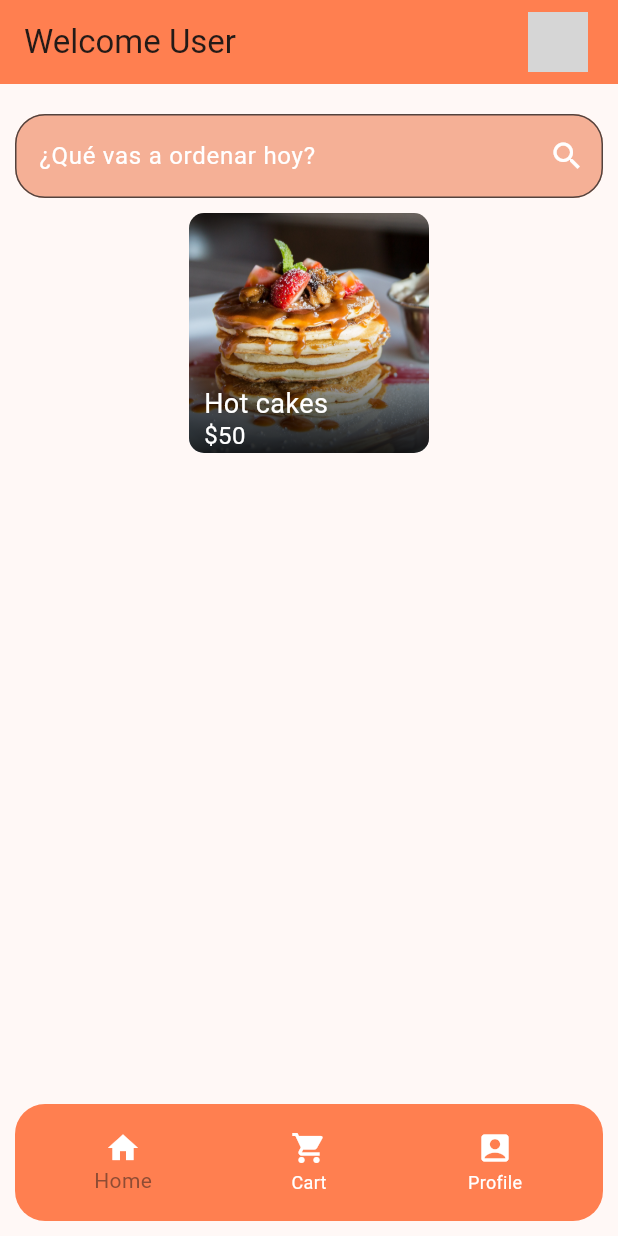
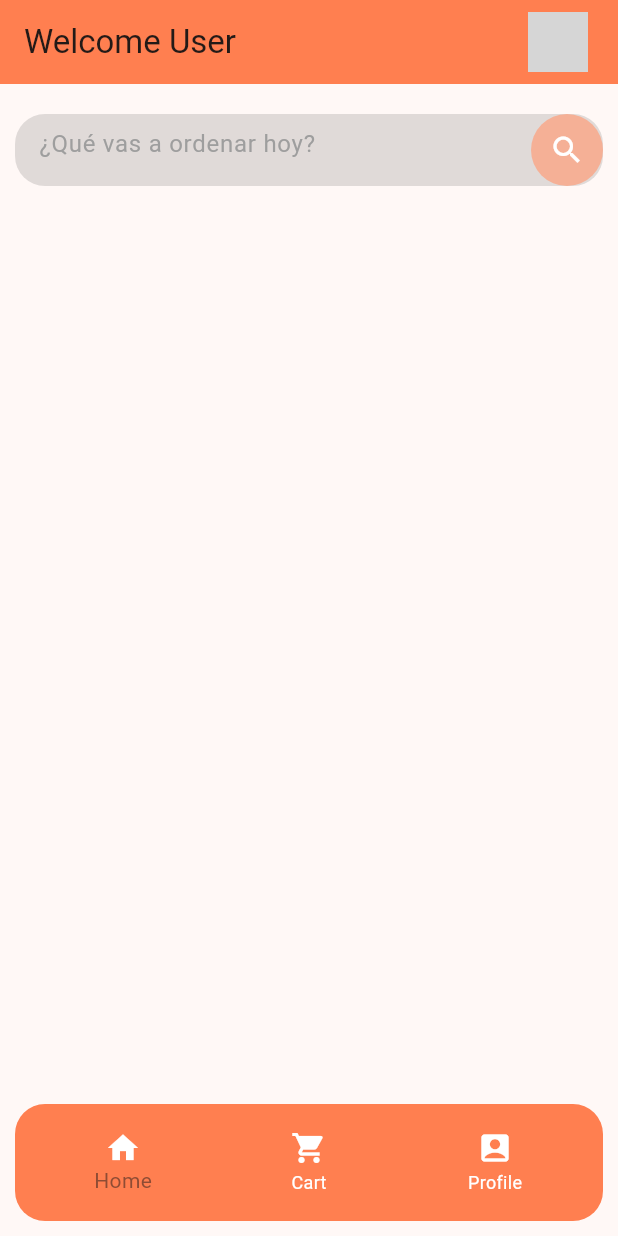
Before and after one commit to Alfred024/cafe_app_flutter, a Flutter app: the screen it shows after launch, on a phone screen of 412 x 824 dp. Run offline on Flutter 3.47's test engine with Material 2 defaults, Android fonts, the phone set to English and light mode, and no system bars; network calls fail; grey boxes are pictures that could not be loaded.

Commit message:
SearchBar modified

```diff
--- a/lib/screens/home_page.dart
+++ b/lib/screens/home_page.dart
@@ -13,14 +13,14 @@ class HomePage extends StatelessWidget {
 
   @override
   Widget build(BuildContext context) {
-    final foodDataProvider = context.watch<FoodDataProvider>();
-    final foodCardsList = foodDataProvider.foodCardsList;
+    //final foodDataProvider = context.watch<FoodDataProvider>();
+    //final foodCardsList = foodDataProvider.foodCardsList;
 
     return Container(
       padding: const EdgeInsets.only(left: 10, right: 10, top: 20, bottom: 15),
-      child: Column(mainAxisSize: MainAxisSize.max, children: [
-        const SearchBarField(onValue: null),
-        FoodCardView2(foodCard: foodCardsList[3]),
+      child: const Column(mainAxisSize: MainAxisSize.max, children: [
+        SearchBarField(onValue: null),
+        //FoodCardView2(foodCard: foodCardsList[3]),
         // ListView(
         //   physics: const BouncingScrollPhysics(),
         //   scrollDirection: Axis.horizontal,
--- a/lib/widgets/search_bar.dart
+++ b/lib/widgets/search_bar.dart
@@ -11,23 +11,38 @@ class SearchBarField extends StatelessWidget {
     final textFieldDecoration = InputDecoration(
       //enabledBorder: ,
       filled: true,
-        fillColor: const Color.fromARGB(255, 245, 176, 150),
-        border: OutlineInputBorder(
-            borderRadius: BorderRadius.circular(20),
-            borderSide: const BorderSide(width: 30)),
+      fillColor: Colors.transparent,
+      border: InputBorder.none,
       hintText: '¿Qué vas a ordenar hoy?',
-        hintStyle: const TextStyle(color: Colors.white),
+      hintStyle: const TextStyle(color: Colors.grey),
       suffixIcon: IconButton(
-            onPressed: () {
-              final fieldValue = textController.value.text;
-              textController.clear();
-              //onValue(fieldValue);
-            },
-            icon: const Icon(Icons.search, color: Colors.white)));
+        //padding: const EdgeInsets.fromLTRB(0, 0, 20, 0),
+        onPressed: () {},
+        icon: const Icon(Icons.search),
+        style: const ButtonStyle(
+          backgroundColor:
+              MaterialStatePropertyAll(Color.fromARGB(255, 245, 176, 150)),
+          iconColor: MaterialStatePropertyAll(Colors.white),
+        ),
+      ),
+      // suffixIcon: IconButton(
+      //     onPressed: () {
+      //       final fieldValue = textController.value.text;
+      //       textController.clear();
+      //       //onValue(fieldValue);
+      //     },
+      //     icon: Container(
+      //       color: const Color.fromARGB(255, 245, 176, 150),
+      //       child: const Icon(Icons.search, color: Colors.black),
+      //     ))
+    );
 
-    return TextField(
+    return DecoratedBox(
+        decoration: BoxDecoration(
+            borderRadius: BorderRadius.circular(20), color: Colors.black12),
+        child: TextField(
           decoration: textFieldDecoration,
           controller: textController,
-    );
+        ));
   }
 }
```
Lines whose indentation alone changed are shown as unchanged.
